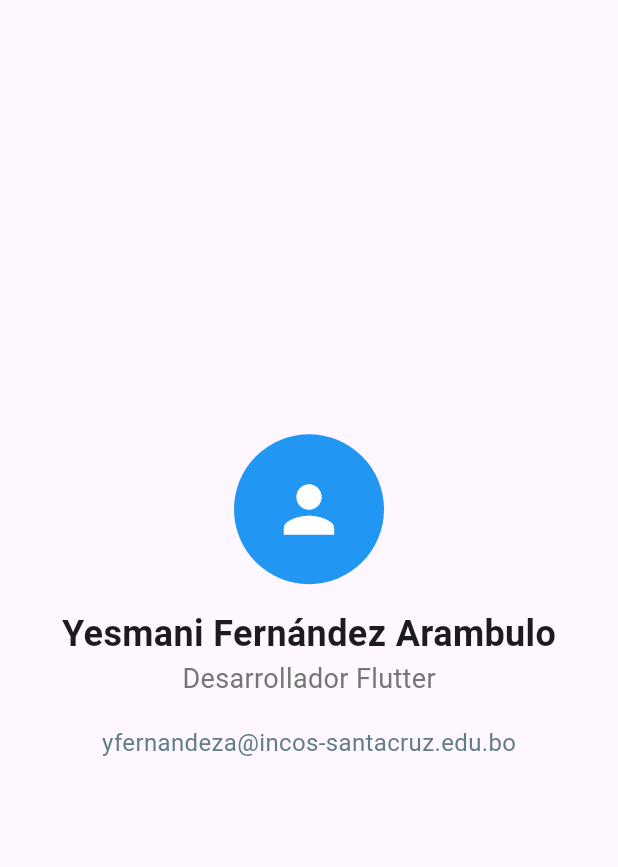
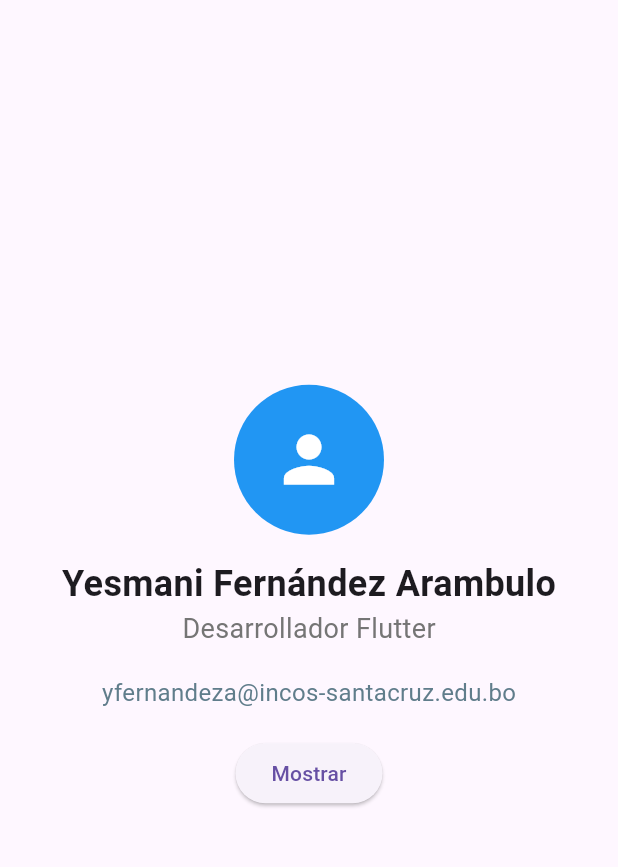
Before and after one commit to elingeyes/tarjetapresentacion, a Flutter app: the screen it shows after launch, on a phone screen of 412 x 824 dp, the part 63-930 px from its top. Run offline on Flutter 3.47's test engine with Material 3 defaults, Android fonts, the phone set to English and light mode, and no system bars.

Commit message:
Boton de mostrar

```diff
--- a/lib/main.dart
+++ b/lib/main.dart
@@ -49,6 +49,8 @@ class MyApp extends StatelessWidget {
                   color:Colors.blueGrey,
                 ),
               ),
+              SizedBox(height: 18),
+              ElevatedButton(onPressed: (){}, child: Text('Mostrar')),
             ],
           ),
         ),
```
